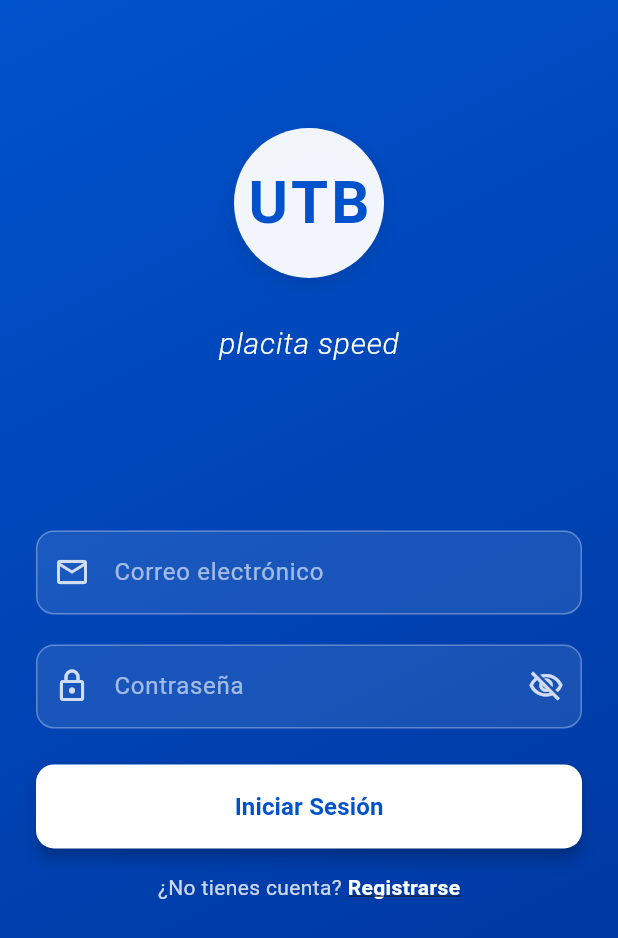
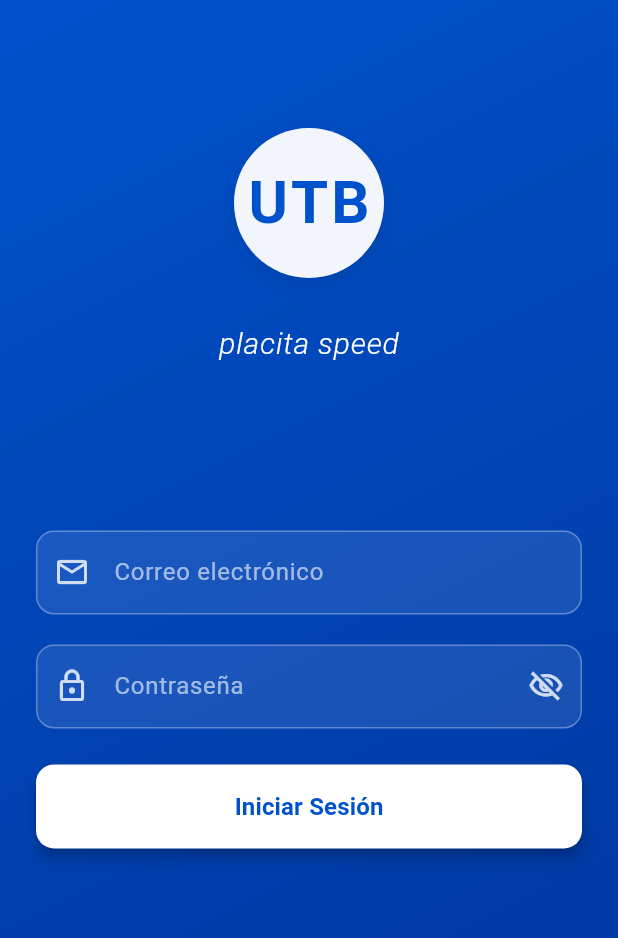
Before and after one commit to ISCOUTB/AS_PlacitaSpeed, a Flutter app: the screen it shows after launch, on a phone screen of 412 x 824 dp. Shown: the top 938 px of the screen. Run offline on Flutter 3.47's test engine with Material 3 defaults, Android fonts, the phone set to English and light mode, and no system bars; our stand-ins replace equatable.

```diff
--- a/placita_speed_frontend/lib/presentation/login/widgets/login_form.dart
+++ b/placita_speed_frontend/lib/presentation/login/widgets/login_form.dart
@@ -9,7 +9,7 @@ Color _withOpacity(Color color, double opacity) {
 /// Widget del formulario de login
 /// Componente de presentación que contiene los campos de entrada
 class LoginFormWidget extends StatefulWidget {
-  final VoidCallback onLoginPressed;
+  final Function(BuildContext) onLoginPressed;
   final void Function(String email, String password) onCredentialsChanged;
 
   const LoginFormWidget({
@@ -52,7 +52,7 @@ class _LoginFormWidgetState extends State<LoginFormWidget> {
     Future.delayed(const Duration(milliseconds: 1500), () {
       if (mounted) {
         setState(() => _isLoading = false);
-        widget.onLoginPressed();
+        widget.onLoginPressed(context);
       }
     });
   }
@@ -205,36 +205,8 @@ class _LoginFormWidgetState extends State<LoginFormWidget> {
                       ),
               ),
             ),
-            const SizedBox(height: 16),
-            // Link de registro
-            Row(
-              mainAxisAlignment: MainAxisAlignment.center,
-              children: [
-                Text(
-                  '¿No tienes cuenta? ',
-                  style: TextStyle(
-                    color: _withOpacity(AppTheme.white, 0.8),
-                    fontSize: 14,
-                  ),
-                ),
-                GestureDetector(
-                  onTap: !_isLoading
-                      ? () {
-                          // Navegación a pantalla de registro será implementada con routing
-                        }
-                      : null,
-                  child: Text(
-                    'Registrarse',
-                    style: TextStyle(
-                      color: AppTheme.white,
-                      fontSize: 14,
-                      fontWeight: FontWeight.bold,
-                      decoration: TextDecoration.underline,
-                    ),
-                  ),
-                ),
-              ],
-            ),
+            // Nota: El registro no está disponible. Solo usuarios con correo institucional
+            // de la Universidad Tecnológica de Bolívar pueden acceder a la aplicación.
           ],
         ),
       ),
```
Also changed, not shown: placita_speed_frontend/lib/presentation/home/pages/home_page.dart (added, +84 -0 lines), placita_speed_frontend/lib/presentation/login/pages/login_page.dart (+7 -12 lines).
